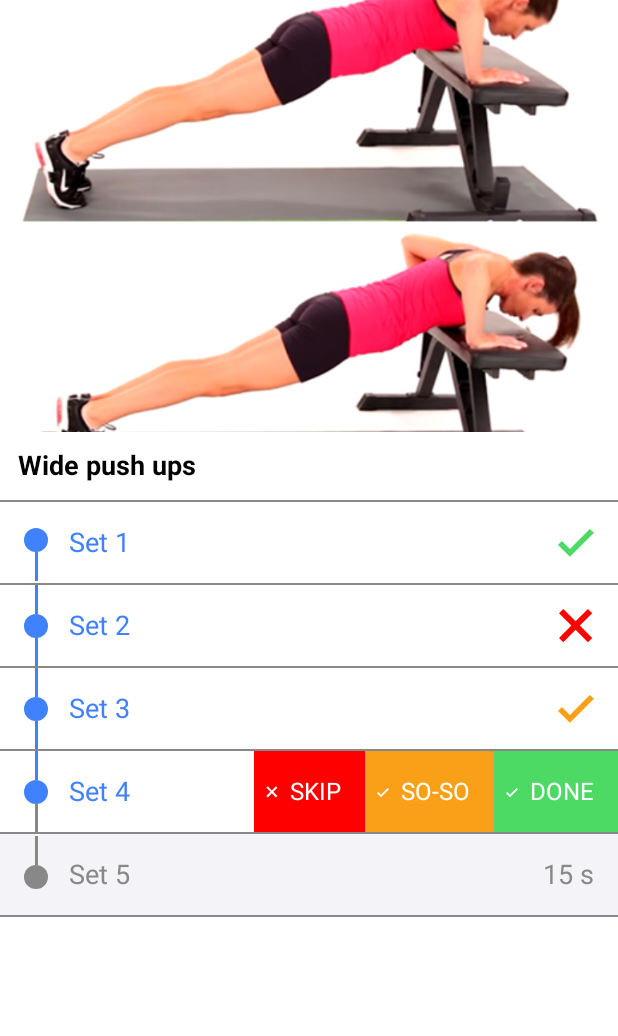
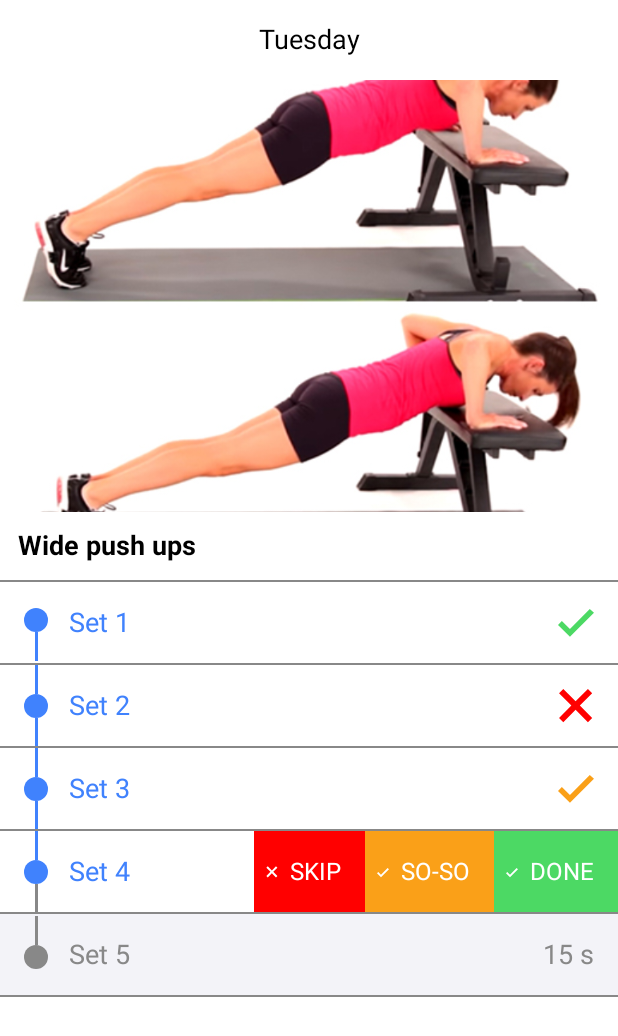
Before and after one commit to sporttechsol/ubalancit, an Android app built with Jetpack Compose: the @Preview function WorkoutUiPreview, on a phone screen of 412 x 824 dp. Shown: the top 1036 px of the screen. Run offline under Robolectric (Android 15) with nearby library versions, the phone set to English and light mode, and no system bars.

Commit message:
Fix images

```diff
--- a/app/src/main/java/lt/sporttech/ubalancit/features/result/ResultFragment.kt
+++ b/app/src/main/java/lt/sporttech/ubalancit/features/result/ResultFragment.kt
@@ -7,6 +7,8 @@ import android.view.ViewGroup
 import androidx.compose.ui.platform.ComposeView
 import androidx.fragment.app.Fragment
 import androidx.lifecycle.ViewModelProvider
+import androidx.navigation.fragment.findNavController
+import lt.sporttech.ubalancit.R
 
 class ResultFragment: Fragment() {
 
@@ -41,7 +43,7 @@ class ResultFragment: Fragment() {
     override fun onStart() {
         super.onStart()
         if (viewModel.shouldReset()) {
-            android.util.Log.v("CharlieDebug", "RESET!")
+            findNavController().navigate(R.id.exercisesList)
         }
     }
 }
--- a/app/src/main/java/lt/sporttech/ubalancit/features/workout/WorkoutStateIterator.kt
+++ b/app/src/main/java/lt/sporttech/ubalancit/features/workout/WorkoutStateIterator.kt
@@ -66,8 +66,6 @@ class WorkoutStateIterator(
             null
         }
 
-        return currentState.also {
-            android.util.Log.v("CharlieDebug", "Results: ${it.setResults.joinToString { it.name }}")
-        }
+        return currentState
     }
 }
--- a/app/src/main/java/lt/sporttech/ubalancit/features/workout/WorkoutUi.kt
+++ b/app/src/main/java/lt/sporttech/ubalancit/features/workout/WorkoutUi.kt
@@ -18,6 +18,7 @@ import androidx.compose.ui.graphics.ColorFilter
 import androidx.compose.ui.layout.ContentScale
 import androidx.compose.ui.res.painterResource
 import androidx.compose.ui.text.font.FontWeight
+import androidx.compose.ui.text.style.TextAlign
 import androidx.compose.ui.tooling.preview.Preview
 import androidx.compose.ui.unit.dp
 import androidx.compose.ui.unit.sp
@@ -40,6 +41,7 @@ internal fun WorkoutUi(
     submitResult: (SetResult) -> Unit,
 ) = when (state) {
     is WorkoutState.Progressing -> Exercise(
+        state.day.dayOfWeek,
         state.day.complexes[state.complexIndex].exercises[state.exerciseIndex],
         state.setIndex,
         state::setResultInCurrentExercise,
@@ -50,7 +52,9 @@ internal fun WorkoutUi(
 
 @Composable
 private fun LoadingUi() = Box(
-    modifier = Modifier.fillMaxSize().background(Color.White),
+    modifier = Modifier
+        .fillMaxSize()
+        .background(Color.White),
     contentAlignment = Alignment.Center
 ) {
     CircularProgressIndicator()
@@ -58,6 +62,7 @@ private fun LoadingUi() = Box(
 
 @Composable
 private fun Exercise(
+    dayOfWeek: DayOfWeek,
     exercise: Exercise,
     currentSetIndex: Int,
     setResultInCurrentExercise: (setIndex: Int) -> SetResult?,
@@ -65,7 +70,16 @@ private fun Exercise(
 ) = Column(
     Modifier
         .fillMaxSize()
-        .background(Color.White)) {
+        .background(Color.White)
+) {
+
+    Text(
+        modifier = Modifier.fillMaxWidth().padding(vertical = 16.dp),
+        text = dayOfWeek.title,
+        color = Color.Black,
+        fontSize = 18.sp,
+        textAlign = TextAlign.Center,
+    )
 
     Image(exercise.imageRes)
 
--- a/app/src/main/res/navigation/nav.xml
+++ b/app/src/main/res/navigation/nav.xml
@@ -13,7 +13,9 @@
             android:id="@+id/openStartScreen"
             app:destination="@id/chooseDays"
             app:exitAnim="@anim/fade_out"
-            app:enterAnim="@anim/fade_in" />
+            app:enterAnim="@anim/fade_in"
+            app:popUpTo="@id/logo"
+            app:popUpToInclusive="true" />
 
     </fragment>
 
```
Also changed, not shown: app/src/main/assets/plan_gym_easy.json (+9 -9 lines), app/src/main/res/drawable/cable_cross_over.png (renamed from app/src/main/res/drawable/cable_crossover.png), app/src/main/res/drawable/dumbbell_alternate_biceps_curl.jpeg (renamed from app/src/main/res/drawable/rm_biceps_curls.jpeg), app/src/main/res/drawable/elastic_band_hammer_curl.jpeg (added), app/src/main/res/drawable/joint_mobility.jpeg (renamed from app/src/main/res/drawable/warm_up_joint_mobility.jpeg), app/src/main/res/drawable/single_arm_dumbell_row.png (renamed from app/src/main/res/drawable/rm_one_arm_row.png).
